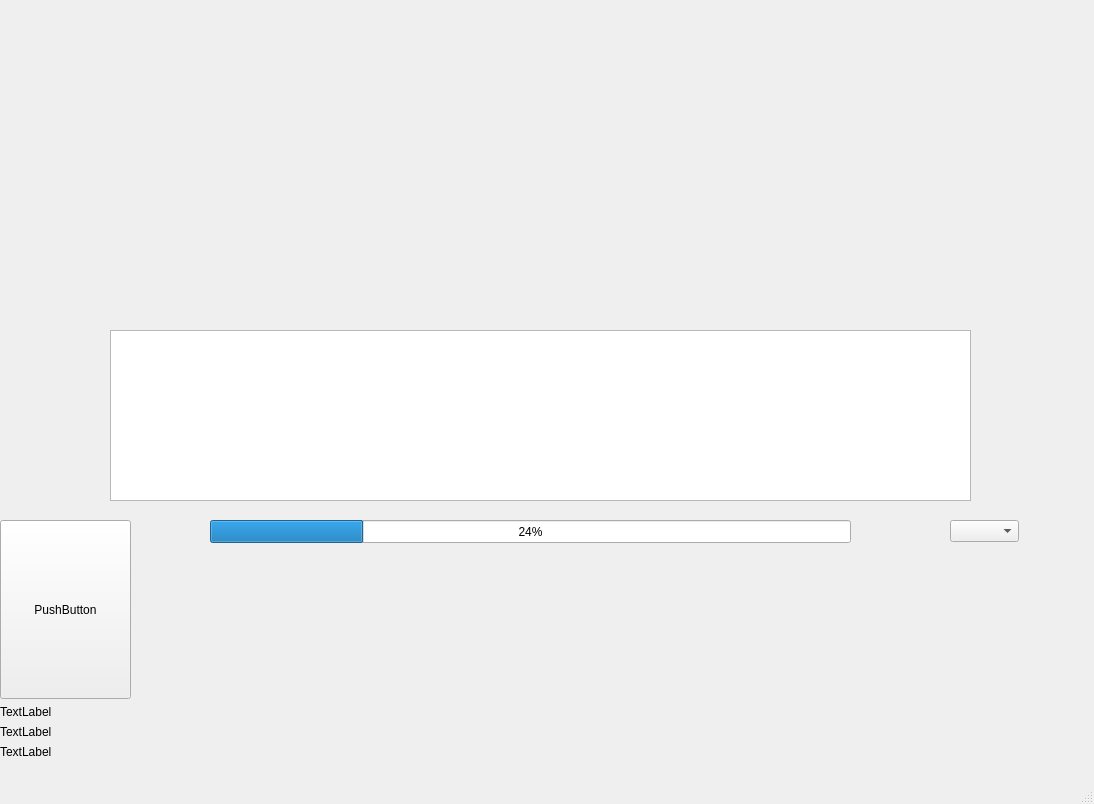
This is src/client/client/ui/clientwindow.ui in chenx-dust/KingdomCard as Qt 5 draws it before an edit. The edited form follows.
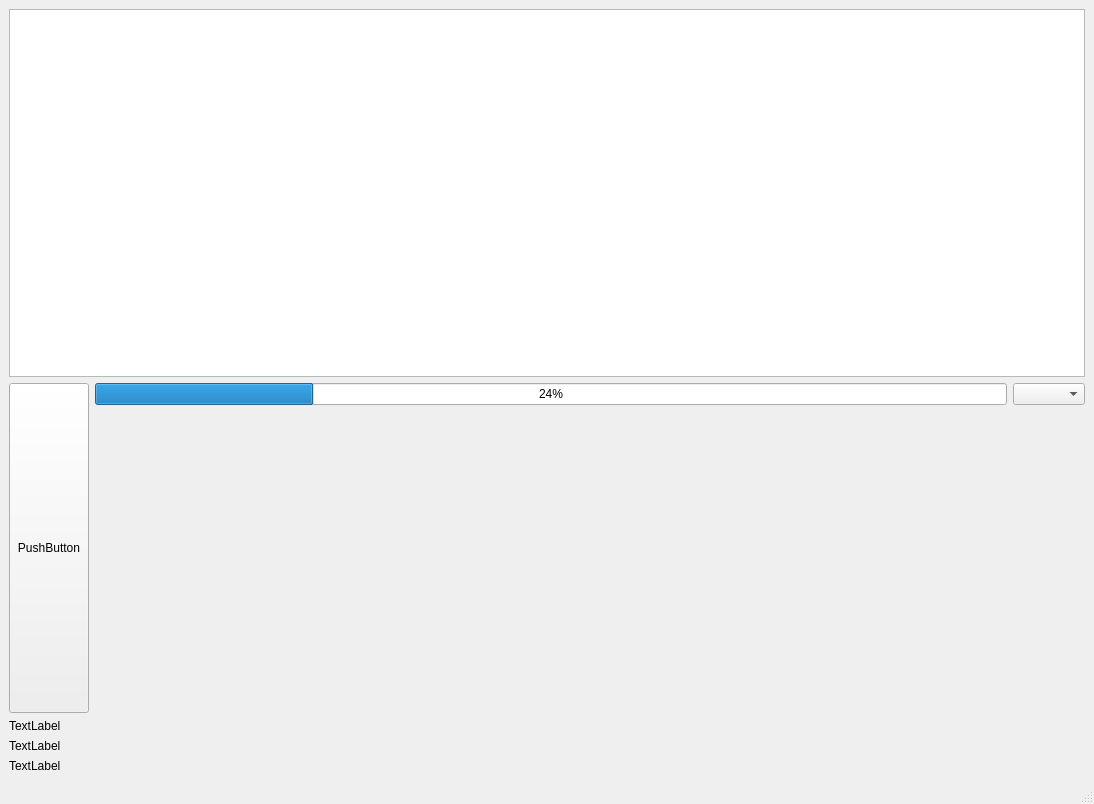
This is the edited form.

What changed in the file:
```diff
--- a/src/client/client/ui/clientwindow.ui
+++ b/src/client/client/ui/clientwindow.ui
@@ -20,15 +20,21 @@
    <string>MainWindow</string>
   </property>
   <widget class="QWidget" name="centralwidget">
-   <widget class="QWidget" name="layoutWidget_3">
-    <property name="geometry">
-     <rect>
-      <x>0</x>
-      <y>520</y>
-      <width>131</width>
-      <height>239</height>
-     </rect>
-    </property>
+   <layout class="QGridLayout" name="gridLayout">
+    <item row="0" column="0" colspan="3">
+     <layout class="QHBoxLayout" name="PlayerBox"/>
+    </item>
+    <item row="1" column="0" colspan="3">
+     <widget class="QPlainTextEdit" name="GameTable">
+      <property name="sizePolicy">
+       <sizepolicy hsizetype="Preferred" vsizetype="Preferred">
+        <horstretch>0</horstretch>
+        <verstretch>0</verstretch>
+       </sizepolicy>
+      </property>
+     </widget>
+    </item>
+    <item row="2" column="0" rowspan="2">
     <layout class="QVBoxLayout" name="Self">
      <item>
       <widget class="QPushButton" name="SelfCard">
@@ -65,68 +71,21 @@
       </widget>
      </item>
     </layout>
-   </widget>
+    </item>
+    <item row="2" column="1">
    <widget class="QProgressBar" name="progressBar">
-    <property name="geometry">
-     <rect>
-      <x>210</x>
-      <y>520</y>
-      <width>641</width>
-      <height>23</height>
-     </rect>
-    </property>
     <property name="value">
      <number>24</number>
     </property>
    </widget>
-   <widget class="QComboBox" name="comboBox">
-    <property name="geometry">
-     <rect>
-      <x>950</x>
-      <y>520</y>
-      <width>69</width>
-      <height>22</height>
-     </rect>
-    </property>
-   </widget>
-   <widget class="QWidget" name="horizontalLayoutWidget">
-    <property name="geometry">
-     <rect>
-      <x>210</x>
-      <y>560</y>
-      <width>811</width>
-      <height>181</height>
-     </rect>
-    </property>
+    </item>
+    <item row="2" column="2">
+     <widget class="QComboBox" name="comboBox"/>
+    </item>
+    <item row="3" column="1" colspan="2">
     <layout class="QHBoxLayout" name="CardBox"/>
-   </widget>
-   <widget class="QPlainTextEdit" name="GameTable">
-    <property name="geometry">
-     <rect>
-      <x>110</x>
-      <y>330</y>
-      <width>861</width>
-      <height>171</height>
-     </rect>
-    </property>
-    <property name="sizePolicy">
-     <sizepolicy hsizetype="Preferred" vsizetype="Preferred">
-      <horstretch>0</horstretch>
-      <verstretch>0</verstretch>
-     </sizepolicy>
-    </property>
-   </widget>
-   <widget class="QWidget" name="horizontalLayoutWidget_2">
-    <property name="geometry">
-     <rect>
-      <x>110</x>
-      <y>30</y>
-      <width>861</width>
-      <height>281</height>
-     </rect>
-    </property>
-    <layout class="QHBoxLayout" name="PlayerBox"/>
-   </widget>
+    </item>
+   </layout>
   </widget>
   <widget class="QMenuBar" name="menubar">
    <property name="geometry">
```
Left out of the diff: 2 changed lines with no effect on the pictures. Lines whose indentation alone changed are shown as unchanged.
